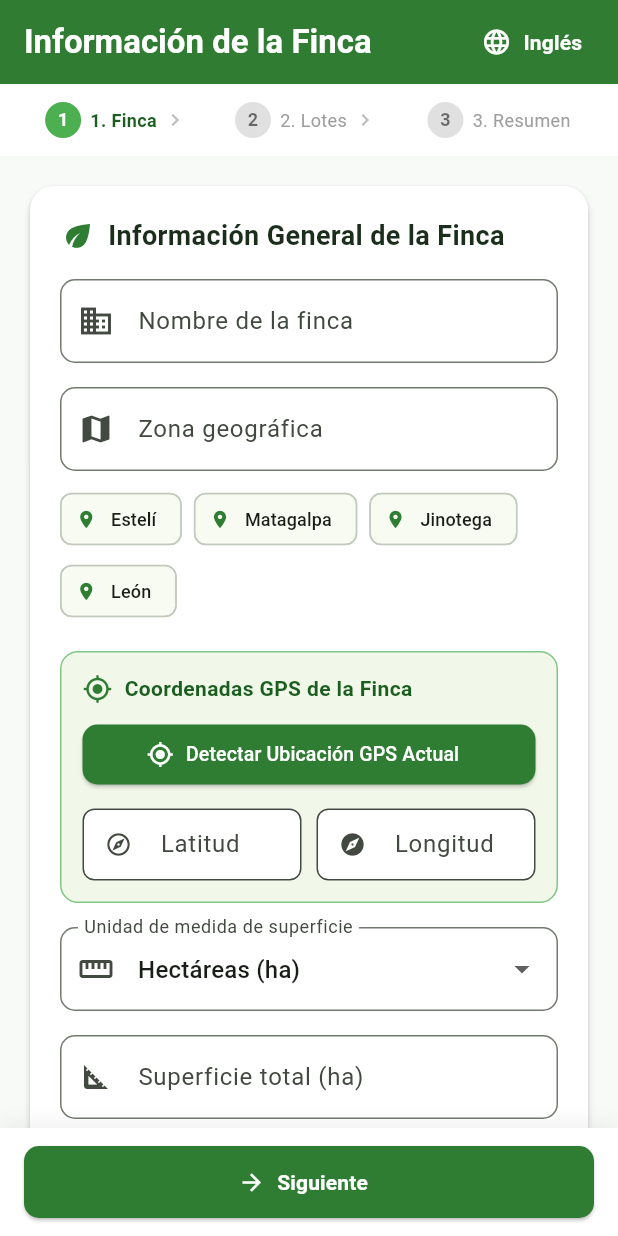
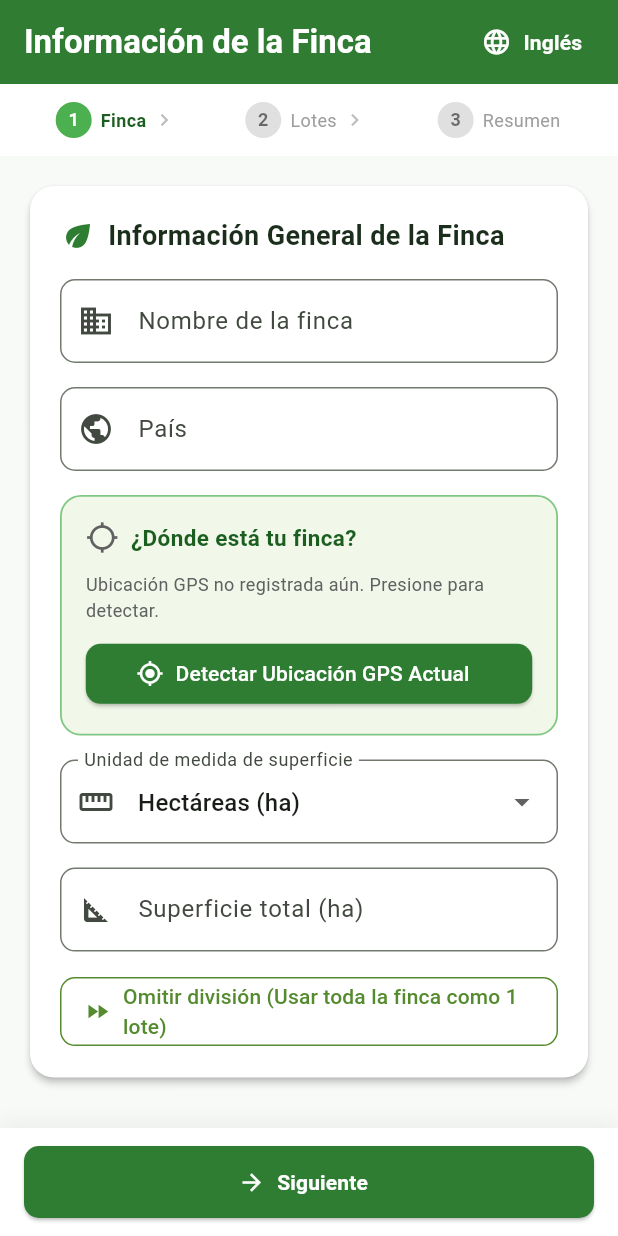
Before and after one commit to camijavi/Eva-bits, a Flutter app: the screen it shows after launch, on a phone screen of 412 x 824 dp. Run offline on Flutter 3.47's test engine with Material 3 defaults, Android fonts, the phone set to English and light mode, and no system bars; our stand-ins replace geolocator.

Commit message:
add country field, update location handling, and refine farm info UI/strings

```diff
--- a/lib/languages/app_strings.dart
+++ b/lib/languages/app_strings.dart
@@ -25,6 +25,8 @@ abstract class AppStrings {
   // Farm Fields
   String get kFarmNameLabel;
   String get kFarmNameHint;
+  String get kCountryLabel;
+  String get kCountryHint;
   String get kTotalSurfaceLabel;
   String get kTotalSurfaceHint;
   String get kGeographicZoneLabel;
@@ -32,6 +34,7 @@ abstract class AppStrings {
 
   // GPS & Location
   String get kFarmLocationLabel;
+  String get kWhereIsYourFarm;
   String get kGetGpsLocationButton;
   String get kGettingGpsLocation;
   String get kLatitudeLabel;
@@ -43,6 +46,10 @@ abstract class AppStrings {
   String get kGpsPermissionDenied;
   String get kGpsPermissionDeniedPermanently;
   String get kGpsError;
+  String get kLocationNotCapturedYet;
+  String get kRefreshLocation;
+  String get kLocationRequired;
+  String get kGpsCoordinates;
 
   // Surface Units
   String get kSurfaceUnitLabel;
@@ -144,6 +151,10 @@ class EngStrings implements AppStrings {
   @override
   String get kFarmNameHint => eng.kFarmNameHint;
   @override
+  String get kCountryLabel => eng.kCountryLabel;
+  @override
+  String get kCountryHint => eng.kCountryHint;
+  @override
   String get kTotalSurfaceLabel => eng.kTotalSurfaceLabel;
   @override
   String get kTotalSurfaceHint => eng.kTotalSurfaceHint;
@@ -154,6 +165,8 @@ class EngStrings implements AppStrings {
 
   @override
   String get kFarmLocationLabel => eng.kFarmLocationLabel;
+  @override
+  String get kWhereIsYourFarm => eng.kWhereIsYourFarm;
   @override
   String get kGetGpsLocationButton => eng.kGetGpsLocationButton;
   @override
@@ -177,6 +190,14 @@ class EngStrings implements AppStrings {
       eng.kGpsPermissionDeniedPermanently;
   @override
   String get kGpsError => eng.kGpsError;
+  @override
+  String get kLocationNotCapturedYet => eng.kLocationNotCapturedYet;
+  @override
+  String get kRefreshLocation => eng.kRefreshLocation;
+  @override
+  String get kLocationRequired => eng.kLocationRequired;
+  @override
+  String get kGpsCoordinates => eng.kGpsCoordinates;
 
   @override
   String get kSurfaceUnitLabel => eng.kSurfaceUnitLabel;
@@ -327,6 +348,10 @@ class SpaStrings implements AppStrings {
   @override
   String get kFarmNameHint => spa.kFarmNameHint;
   @override
+  String get kCountryLabel => spa.kCountryLabel;
+  @override
+  String get kCountryHint => spa.kCountryHint;
+  @override
   String get kTotalSurfaceLabel => spa.kTotalSurfaceLabel;
   @override
   String get kTotalSurfaceHint => spa.kTotalSurfaceHint;
@@ -337,6 +362,8 @@ class SpaStrings implements AppStrings {
 
   @override
   String get kFarmLocationLabel => spa.kFarmLocationLabel;
+  @override
+  String get kWhereIsYourFarm => spa.kWhereIsYourFarm;
   @override
   String get kGetGpsLocationButton => spa.kGetGpsLocationButton;
   @override
@@ -360,6 +387,14 @@ class SpaStrings implements AppStrings {
       spa.kGpsPermissionDeniedPermanently;
   @override
   String get kGpsError => spa.kGpsError;
+  @override
+  String get kLocationNotCapturedYet => spa.kLocationNotCapturedYet;
+  @override
+  String get kRefreshLocation => spa.kRefreshLocation;
+  @override
+  String get kLocationRequired => spa.kLocationRequired;
+  @override
+  String get kGpsCoordinates => spa.kGpsCoordinates;
 
   @override
   String get kSurfaceUnitLabel => spa.kSurfaceUnitLabel;
--- a/lib/languages/eng.dart
+++ b/lib/languages/eng.dart
@@ -16,13 +16,16 @@ const String kSummaryTitle = 'Farm Summary';
 // Farm Fields
 const String kFarmNameLabel = 'Farm Name';
 const String kFarmNameHint = 'Enter farm name';
+const String kCountryLabel = 'Country';
+const String kCountryHint = 'Enter country';
 const String kTotalSurfaceLabel = 'Total Surface';
 const String kTotalSurfaceHint = 'Enter total surface';
 const String kGeographicZoneLabel = 'Geographic Zone';
 const String kGeographicZoneHint = 'Enter geographic zone';
 
 // GPS & Location
-const String kFarmLocationLabel = 'Farm GPS Coordinates';
+const String kFarmLocationLabel = 'Farm Location';
+const String kWhereIsYourFarm = 'Where is your farm?';
 const String kGetGpsLocationButton = 'Detect Current GPS Location';
 const String kGettingGpsLocation = 'Acquiring GPS signal...';
 const String kLatitudeLabel = 'Latitude';
@@ -36,6 +39,12 @@ const String kGpsPermissionDenied = 'Location permission was denied.';
 const String kGpsPermissionDeniedPermanently =
     'Location permissions are permanently denied. Please enable them in settings.';
 const String kGpsError = 'Failed to acquire GPS coordinates.';
+const String kLocationNotCapturedYet =
+    'GPS location not recorded yet. Tap to detect.';
+const String kRefreshLocation = 'Update GPS';
+const String kLocationRequired =
+    'Please detect the farm GPS location before continuing.';
+const String kGpsCoordinates = 'Coordinates';
 
 // Surface Units
 const String kSurfaceUnitLabel = 'Surface Unit of Measurement';
@@ -86,9 +95,9 @@ const String kFormSavedSuccessfully = 'Farm information saved successfully!';
 const String kConfirmSave = 'Confirm and Save';
 
 // Wizard & Quick Start
-const String kStep1Title = '1. Farm';
-const String kStep2Title = '2. Lots';
-const String kStep3Title = '3. Summary';
+const String kStep1Title = 'Farm';
+const String kStep2Title = 'Lots';
+const String kStep3Title = 'Summary';
 const String kQuickStartWholeFarm = 'Bypass lot division (Use whole farm as 1 lot)';
 const String kNextStep = 'Next';
 const String kPreviousStep = 'Back';
--- a/lib/languages/spa.dart
+++ b/lib/languages/spa.dart
@@ -16,13 +16,16 @@ const String kSummaryTitle = 'Resumen de la Finca';
 // Farm Fields
 const String kFarmNameLabel = 'Nombre de la finca';
 const String kFarmNameHint = 'Ingrese el nombre de la finca';
+const String kCountryLabel = 'País';
+const String kCountryHint = 'Ingrese el país';
 const String kTotalSurfaceLabel = 'Superficie total';
 const String kTotalSurfaceHint = 'Ingrese la superficie total';
 const String kGeographicZoneLabel = 'Zona geográfica';
 const String kGeographicZoneHint = 'Ingrese la zona geográfica';
 
 // GPS & Location
-const String kFarmLocationLabel = 'Coordenadas GPS de la Finca';
+const String kFarmLocationLabel = 'Ubicación de la finca';
+const String kWhereIsYourFarm = '¿Dónde está tu finca?';
 const String kGetGpsLocationButton = 'Detectar Ubicación GPS Actual';
 const String kGettingGpsLocation = 'Obteniendo señal GPS...';
 const String kLatitudeLabel = 'Latitud';
@@ -36,6 +39,12 @@ const String kGpsPermissionDenied = 'El permiso de ubicación fue denegado.';
 const String kGpsPermissionDeniedPermanently =
     'Los permisos de ubicación están permanentemente denegados. Por favor actívelos en ajustes.';
 const String kGpsError = 'No se pudieron obtener las coordenadas GPS.';
+const String kLocationNotCapturedYet =
+    'Ubicación GPS no registrada aún. Presione para detectar.';
+const String kRefreshLocation = 'Actualizar GPS';
+const String kLocationRequired =
+    'Por favor detecte la ubicación GPS de la finca antes de continuar.';
+const String kGpsCoordinates = 'Coordenadas';
 
 // Surface Units
 const String kSurfaceUnitLabel = 'Unidad de medida de superficie';
@@ -88,9 +97,9 @@ const String kFormSavedSuccessfully =
 const String kConfirmSave = 'Confirmar y Guardar';
 
 // Wizard & Quick Start
-const String kStep1Title = '1. Finca';
-const String kStep2Title = '2. Lotes';
-const String kStep3Title = '3. Resumen';
+const String kStep1Title = 'Finca';
+const String kStep2Title = 'Lotes';
+const String kStep3Title = 'Resumen';
 const String kQuickStartWholeFarm = 'Omitir división (Usar toda la finca como 1 lote)';
 const String kNextStep = 'Siguiente';
 const String kPreviousStep = 'Atrás';
--- a/lib/screens/farm_info_screen.dart
+++ b/lib/screens/farm_info_screen.dart
@@ -2,7 +2,6 @@ import 'package:flutter/material.dart';
 import 'package:geolocator/geolocator.dart';
 import '../constants/app_colors.dart';
 import '../languages/app_strings.dart';
-import '../services/nasa_power_service.dart';
 
 enum SurfaceUnit {
   hectares,
@@ -64,12 +63,12 @@ class _FarmInfoScreenState extends State<FarmInfoScreen> {
 
   // Farm General Controllers
   late final TextEditingController _farmNameController;
+  late final TextEditingController _countryController;
   late final TextEditingController _totalSurfaceController;
-  late final TextEditingController _geographicZoneController;
   late final TextEditingController _lotsCountController;
-  late final TextEditingController _latitudeController;
-  late final TextEditingController _longitudeController;
 
+  double? _latitude;
+  double? _longitude;
   bool _isGettingLocation = false;
 
   SurfaceUnit _selectedUnit = SurfaceUnit.hectares;
@@ -79,21 +78,21 @@ class _FarmInfoScreenState extends State<FarmInfoScreen> {
   void initState() {
     super.initState();
     _farmNameController = TextEditingController();
+    _countryController = TextEditingController();
     _totalSurfaceController = TextEditingController();
-    _geographicZoneController = TextEditingController();
     _lotsCountController = TextEditingController(text: '0');
-    _latitudeController = TextEditingController();
-    _longitudeController = TextEditingController();
+
+    WidgetsBinding.instance.addPostFrameCallback((_) {
+      _getCurrentLocation(AppLanguage.strings);
+    });
   }
 
   @override
   void dispose() {
     _farmNameController.dispose();
+    _countryController.dispose();
     _totalSurfaceController.dispose();
-    _geographicZoneController.dispose();
     _lotsCountController.dispose();
-    _latitudeController.dispose();
-    _longitudeController.dispose();
     for (final lot in _lots) {
       lot.dispose();
     }
@@ -107,8 +106,8 @@ class _FarmInfoScreenState extends State<FarmInfoScreen> {
       final position = await _determinePosition(s);
       if (position != null && mounted) {
         setState(() {
-          _latitudeController.text = position.latitude.toStringAsFixed(6);
-          _longitudeController.text = position.longitude.toStringAsFixed(6);
+          _latitude = position.latitude;
+          _longitude = position.longitude;
         });
         ScaffoldMessenger.of(context).showSnackBar(
           SnackBar(
@@ -214,6 +213,16 @@ class _FarmInfoScreenState extends State<FarmInfoScreen> {
   // Bypass: Use whole farm as 1 single lot and jump straight to Step 3
   void _bypassAsSingleLot(AppStrings s) {
     if (!_step1FormKey.currentState!.validate()) {
+      return;
+    }
+    if (_latitude == null || _longitude == null) {
+      ScaffoldMessenger.of(context).showSnackBar(
+        SnackBar(
+          backgroundColor: Colors.orange.shade900,
+          content: Text(s.kLocationRequired),
+        ),
+      );
+      _getCurrentLocation(s);
       return;
     }
 
@@ -510,11 +519,11 @@ class _FarmInfoScreenState extends State<FarmInfoScreen> {
                   ),
                   const SizedBox(height: 16),
                   TextFormField(
-                    controller: _geographicZoneController,
+                    controller: _countryController,
                     decoration: InputDecoration(
-                      labelText: s.kGeographicZoneLabel,
-                      hintText: s.kGeographicZoneHint,
-                      prefixIcon: const Icon(Icons.map),
+                      labelText: s.kCountryLabel,
+                      hintText: s.kCountryHint,
+                      prefixIcon: const Icon(Icons.public),
                       border: OutlineInputBorder(
                         borderRadius: BorderRadius.circular(10),
                       ),
@@ -526,142 +535,132 @@ class _FarmInfoScreenState extends State<FarmInfoScreen> {
                       return null;
                     },
                   ),
-                  const SizedBox(height: 8),
-                  Wrap(
-                    spacing: 8,
-                    children: [
-                      'Estelí',
-                      'Matagalpa',
-                      'Jinotega',
-                      'León',
-                    ].map((zone) {
-                      return ActionChip(
-                        avatar: const Icon(Icons.location_on, size: 14),
-                        label: Text(zone, style: const TextStyle(fontSize: 12)),
-                        onPressed: () {
-                          setState(() {
-                            _geographicZoneController.text = zone;
-                            if (_latitudeController.text.isEmpty &&
-                                NasaPowerService.knownRegions.containsKey(zone)) {
-                              _latitudeController.text = NasaPowerService
-                                  .knownRegions[zone]!['lat']!
-                                  .toStringAsFixed(4);
-                              _longitudeController.text = NasaPowerService
-                                  .knownRegions[zone]!['lon']!
-                                  .toStringAsFixed(4);
-                            }
-                          });
-                        },
-                      );
-                    }).toList(),
-                  ),
                   const SizedBox(height: 16),
+                  // GPS Farm Location Card (Automatic & Current GPS)
                   Container(
-                    padding: const EdgeInsets.all(14),
+                    padding: const EdgeInsets.all(16),
                     decoration: BoxDecoration(
-                      color: AppColors.lotCardBg,
-                      borderRadius: BorderRadius.circular(12),
-                      border: Border.all(color: AppColors.treeLine),
+                      color: _latitude != null
+                          ? const Color(0xFFF1F8E9)
+                          : AppColors.lotCardBg,
+                      borderRadius: BorderRadius.circular(14),
+                      border: Border.all(
+                        color: _latitude != null
+                            ? AppColors.primaryLight
+                            : AppColors.treeLine,
+                        width: 1.2,
+                      ),
                     ),
                     child: Column(
                       crossAxisAlignment: CrossAxisAlignment.start,
                       children: [
                         Row(
                           children: [
-                            const Icon(Icons.gps_fixed,
-                                color: AppColors.primary, size: 20),
+                            Icon(
+                              _latitude != null
+                                  ? Icons.location_on
+                                  : Icons.location_searching,
+                              color: _latitude != null
+                                  ? AppColors.primary
+                                  : Colors.grey.shade700,
+                              size: 22,
+                            ),
                             const SizedBox(width: 8),
                             Expanded(
                               child: Text(
-                                s.kFarmLocationLabel,
+                                s.kWhereIsYourFarm,
                                 style: const TextStyle(
                                   fontWeight: FontWeight.bold,
-                                  fontSize: 14,
+                                  fontSize: 15,
                                   color: AppColors.primaryDark,
                                 ),
                               ),
                             ),
+                            if (_latitude != null)
+                              IconButton.filledTonal(
+                                visualDensity: VisualDensity.compact,
+                                tooltip: s.kRefreshLocation,
+                                onPressed: _isGettingLocation
+                                    ? null
+                                    : () => _getCurrentLocation(s),
+                                icon: const Icon(Icons.refresh, size: 18),
+                              ),
                           ],
                         ),
-                        const SizedBox(height: 10),
-                        SizedBox(
-                          width: double.infinity,
-                          child: ElevatedButton.icon(
-                            style: ElevatedButton.styleFrom(
-                              backgroundColor: AppColors.primary,
-                              foregroundColor: Colors.white,
-                              shape: RoundedRectangleBorder(
-                                borderRadius: BorderRadius.circular(10),
+                        const SizedBox(height: 12),
+                        if (_isGettingLocation) ...[
+                          Row(
+                            children: [
+                              const SizedBox(
+                                width: 16,
+                                height: 16,
+                                child:
+                                    CircularProgressIndicator(strokeWidth: 2),
                               ),
+                              const SizedBox(width: 10),
+                              Text(
+                                s.kGettingGpsLocation,
+                                style: TextStyle(
+                                  fontSize: 13,
+                                  color: Colors.grey.shade700,
+                                  fontStyle: FontStyle.italic,
+                                ),
+                              ),
+                            ],
+                          ),
+                        ] else if (_latitude != null &&
+                            _longitude != null) ...[
+                          Container(
+                            padding: const EdgeInsets.symmetric(
+                                horizontal: 12, vertical: 10),
+                            decoration: BoxDecoration(
+                              color: Colors.white,
+                              borderRadius: BorderRadius.circular(10),
+                              border: Border.all(color: AppColors.treeLine),
                             ),
-                            onPressed: _isGettingLocation
-                                ? null
-                                : () => _getCurrentLocation(s),
-                            icon: _isGettingLocation
-                                ? const SizedBox(
-                                    width: 18,
-                                    height: 18,
-                                    child: CircularProgressIndicator(
-                                      strokeWidth: 2,
-                                      color: Colors.white,
+                            child: Row(
+                              children: [
+                                const Icon(Icons.satellite_alt,
+                                    size: 18, color: AppColors.primary),
+                                const SizedBox(width: 8),
+                                Expanded(
+                                  child: Text(
+                                    '${s.kLatitudeLabel}: ${_latitude!.toStringAsFixed(6)}   |   ${s.kLongitudeLabel}: ${_longitude!.toStringAsFixed(6)}',
+                                    style: const TextStyle(
+                                      fontSize: 13,
+                                      fontWeight: FontWeight.w600,
+                                      color: AppColors.textPrimary,
                                     ),
-                                  )
-                                : const Icon(Icons.my_location, size: 18),
-                            label: Text(
-                              _isGettingLocation
-                                  ? s.kGettingGpsLocation
-                                  : s.kGetGpsLocationButton,
-                              style: const TextStyle(fontSize: 13),
+                                  ),
+                                ),
+                              ],
                             ),
                           ),
-                        ),
-                        const SizedBox(height: 12),
-                        Row(
-                          children: [
-                            Expanded(
-                              child: TextFormField(
-                                controller: _latitudeController,
-                                keyboardType:
-                                    const TextInputType.numberWithOptions(
-                                        decimal: true, signed: true),
-                                decoration: InputDecoration(
-                                  filled: true,
-                                  fillColor: Colors.white,
-                                  isDense: true,
-                                  labelText: s.kLatitudeLabel,
-                                  hintText: s.kLatitudeHint,
-                                  prefixIcon: const Icon(
-                                      Icons.explore_outlined,
-                                      size: 18),
-                                  border: OutlineInputBorder(
-                                    borderRadius: BorderRadius.circular(8),
-                                  ),
+                        ] else ...[
+                          Text(
+                            s.kLocationNotCapturedYet,
+                            style: TextStyle(
+                              fontSize: 12,
+                              color: Colors.grey.shade700,
+                            ),
+                          ),
+                          const SizedBox(height: 10),
+                          SizedBox(
+                            width: double.infinity,
+                            child: ElevatedButton.icon(
+                              style: ElevatedButton.styleFrom(
+                                backgroundColor: AppColors.primary,
+                                foregroundColor: Colors.white,
+                                shape: RoundedRectangleBorder(
+                                  borderRadius: BorderRadius.circular(10),
                                 ),
                               ),
+                              onPressed: () => _getCurrentLocation(s),
+                              icon: const Icon(Icons.my_location, size: 18),
+                              label: Text(s.kGetGpsLocationButton),
                             ),
-                            const SizedBox(width: 10),
-                            Expanded(
-                              child: TextFormField(
-                                controller: _longitudeController,
-                                keyboardType:
-                                    const TextInputType.numberWithOptions(
-                                        decimal: true, signed: true),
-                                decoration: InputDecoration(
-                                  filled: true,
-                                  fillColor: Colors.white,
-                                  isDense: true,
-                                  labelText: s.kLongitudeLabel,
-                                  hintText: s.kLongitudeHint,
-                                  prefixIcon:
-                                      const Icon(Icons.explore, size: 18),
-                                  border: OutlineInputBorder(
-                                    borderRadius: BorderRadius.circular(8),
-                                  ),
-                                ),
-                              ),
-                            ),
-                          ],
-                        ),
+                          ),
+                        ],
                       ],
                     ),
                   ),
@@ -1113,16 +1112,16 @@ class _FarmInfoScreenState extends State<FarmInfoScreen> {
                   isBold: true,
                 ),
                 _buildSummaryRow(
-                  s.kGeographicZoneLabel,
-                  _geographicZoneController.text.isNotEmpty
-                      ? _geographicZoneController.text
+                  s.kCountryLabel,
+                  _countryController.text.isNotEmpty
+                      ? _countryController.text
                       : '-',
                 ),
-                if (_latitudeController.text.isNotEmpty &&
-                    _longitudeController.text.isNotEmpty)
+                if (_latitude != null && _longitude != null)
                   _buildSummaryRow(
                     s.kFarmLocationLabel,
-                    '${_latitudeController.text}, ${_longitudeController.text}',
+                    '${_latitude!.toStringAsFixed(6)}, ${_longitude!.toStringAsFixed(6)}',
+                    isBold: true,
                   ),
                 _buildSummaryRow(
                   s.kTotalSurfaceLabel,
@@ -1271,6 +1270,16 @@ class _FarmInfoScreenState extends State<FarmInfoScreen> {
               onPressed: () {
                 if (_currentStep == 0) {
                   if (_step1FormKey.currentState!.validate()) {
+                    if (_latitude == null || _longitude == null) {
+                      ScaffoldMessenger.of(context).showSnackBar(
+                        SnackBar(
+                          backgroundColor: Colors.orange.shade900,
+                          content: Text(s.kLocationRequired),
+                        ),
+                      );
+                      _getCurrentLocation(s);
+                      return;
+                    }
                     setState(() => _currentStep = 1);
                   }
                 } else if (_currentStep == 1) {
```
